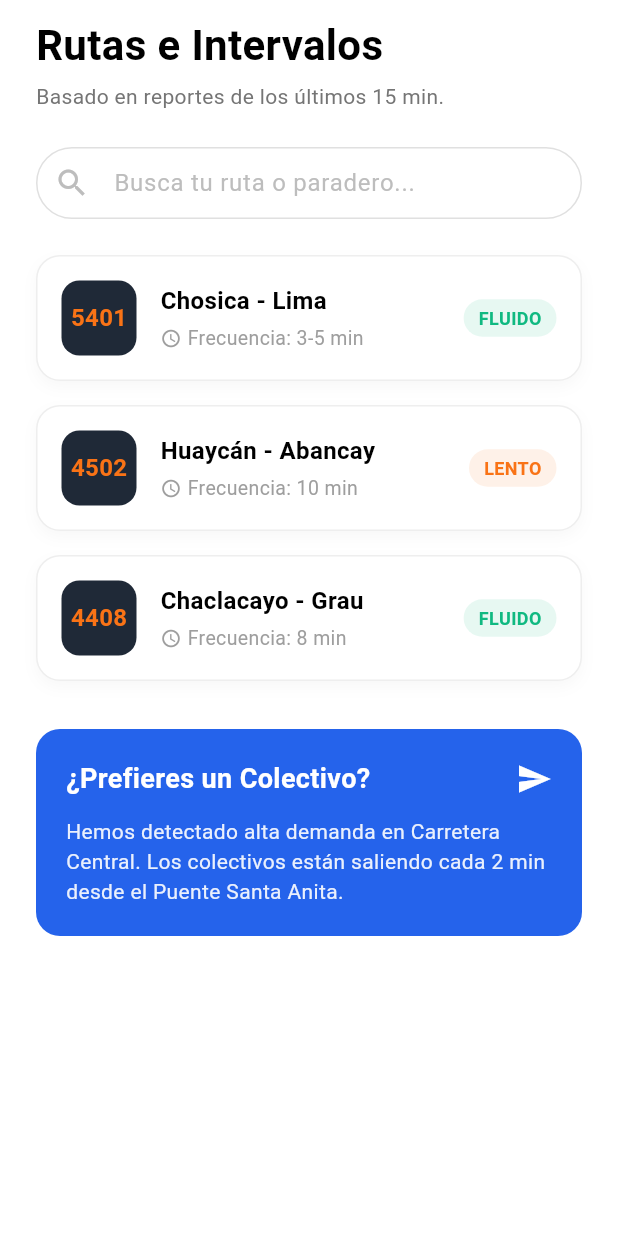
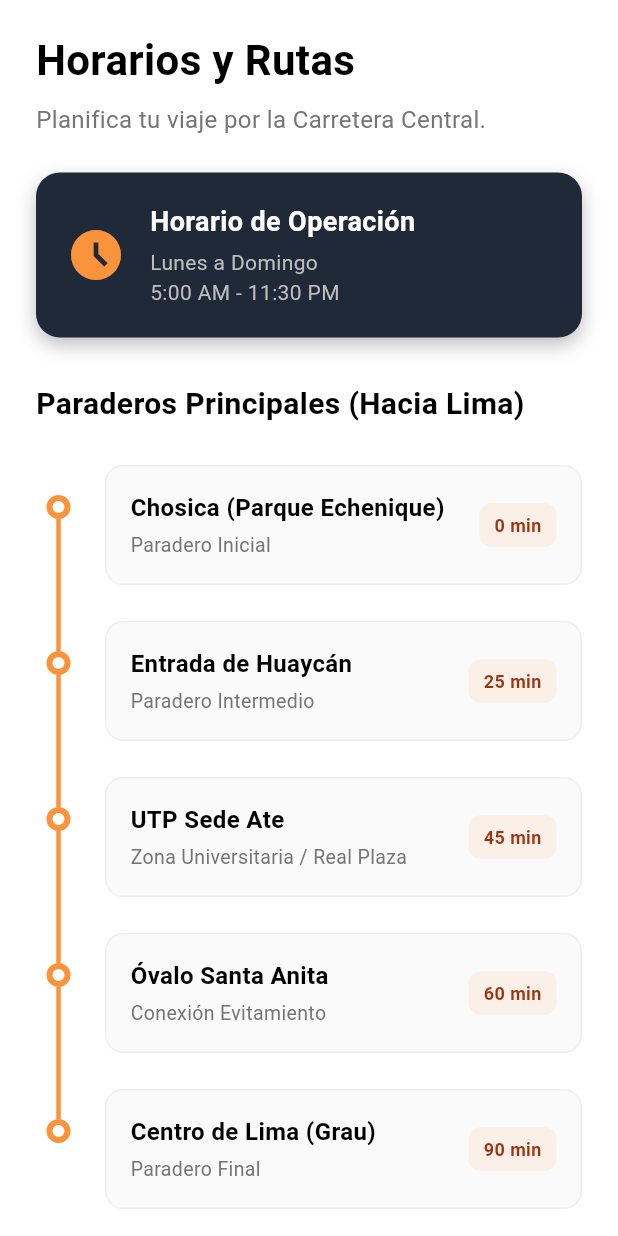
Before and after one commit to FBN-64/ruta_este, a Flutter app: the HorariosScreen screen opened directly, on a phone screen of 412 x 824 dp. Run offline on Flutter 3.47's test engine with Material 3 defaults, Android fonts, the phone set to English and light mode, and no system bars; our stand-ins replace cloud_firestore, firebase_auth, firebase_core, flutter_map, latlong2, location and 1 more; accounts and stored records are empty.

Commit message:
TERMINADO, FALTAN PRUEBAS
- Lo hicimos siii

```diff
--- a/lib/screens/comunidad_screen.dart
+++ b/lib/screens/comunidad_screen.dart
@@ -49,11 +49,17 @@ class _ComunidadScreenState extends State<ComunidadScreen> {
           // LISTA EN TIEMPO REAL DESDE FIREBASE
           Expanded(
             child: StreamBuilder<QuerySnapshot>(
+              // 👇 AQUÍ ESTÁ EL CAMBIO: Quitamos el .where()
               stream: FirebaseFirestore.instance.collection('usuarios')
-                  .where('rol', isEqualTo: 'pasajero')
-                  .orderBy('puntos', descending: true) // Ordena de mayor a menor
+                  .orderBy('puntos', descending: true) // Solo dejamos el ordenamiento
                   .snapshots(),
               builder: (context, snapshot) {
+
+                // Agregamos esto para ver si Firebase nos manda algún otro error
+                if (snapshot.hasError) {
+                  return Center(child: Text('Error de Firebase: ${snapshot.error}'));
+                }
+
                 if (snapshot.connectionState == ConnectionState.waiting) {
                   return const Center(child: CircularProgressIndicator(color: Color(0xFFFB923C)));
                 }
--- a/lib/screens/horarios_screen.dart
+++ b/lib/screens/horarios_screen.dart
@@ -7,99 +7,142 @@ class HorariosScreen extends StatelessWidget {
   Widget build(BuildContext context) {
     return Scaffold(
       backgroundColor: Colors.white,
-      body: SingleChildScrollView(
-        padding: const EdgeInsets.fromLTRB(24.0, 10.0, 24.0, 24.0),
+      body: CustomScrollView(
+        slivers: [
+          SliverPadding(
+            padding: const EdgeInsets.fromLTRB(24.0, 20.0, 24.0, 10.0),
+            sliver: SliverToBoxAdapter(
               child: Column(
                 crossAxisAlignment: CrossAxisAlignment.start,
                 children: [
-            const Text('Rutas e Intervalos', style: TextStyle(fontSize: 28, fontWeight: FontWeight.bold, color: Colors.black)),
-            const SizedBox(height: 4),
-            Text('Basado en reportes de los últimos 15 min.', style: TextStyle(fontSize: 14, color: Colors.grey[600])),
+                  const Text('Horarios y Rutas', style: TextStyle(fontSize: 28, fontWeight: FontWeight.bold, color: Colors.black)),
+                  const SizedBox(height: 8),
+                  Text('Planifica tu viaje por la Carretera Central.', style: TextStyle(fontSize: 16, color: Colors.grey[600])),
                   const SizedBox(height: 24),
 
-            TextField(
-              decoration: InputDecoration(
-                hintText: 'Busca tu ruta o paradero...',
-                hintStyle: TextStyle(color: Colors.grey[400]),
-                prefixIcon: Icon(Icons.search, color: Colors.grey[400]),
-                filled: true,
-                fillColor: Colors.white,
-                contentPadding: const EdgeInsets.symmetric(vertical: 0),
-                border: OutlineInputBorder(borderRadius: BorderRadius.circular(30), borderSide: BorderSide(color: Colors.grey.shade300)),
-                enabledBorder: OutlineInputBorder(borderRadius: BorderRadius.circular(30), borderSide: BorderSide(color: Colors.grey.shade300)),
-              ),
-            ),
-            const SizedBox(height: 24),
-
-            _buildRouteCard(routeNumber: '5401', routeName: 'Chosica - Lima', frequency: 'Frecuencia: 3-5 min', statusText: 'FLUIDO', statusColor: const Color(0xFF10B981)),
-            _buildRouteCard(routeNumber: '4502', routeName: 'Huaycán - Abancay', frequency: 'Frecuencia: 10 min', statusText: 'LENTO', statusColor: const Color(0xFFF97316)),
-            _buildRouteCard(routeNumber: '4408', routeName: 'Chaclacayo - Grau', frequency: 'Frecuencia: 8 min', statusText: 'FLUIDO', statusColor: const Color(0xFF10B981)),
-            const SizedBox(height: 16),
-
+                  // TARJETA DE HORARIO GENERAL
                   Container(
-              width: double.infinity,
                     padding: const EdgeInsets.all(20),
-              decoration: BoxDecoration(color: const Color(0xFF2563EB), borderRadius: BorderRadius.circular(16)),
-              child: Column(
-                crossAxisAlignment: CrossAxisAlignment.start,
-                children: [
-                  const Row(
-                    mainAxisAlignment: MainAxisAlignment.spaceBetween,
-                    children: [
-                      Text('¿Prefieres un Colectivo?', style: TextStyle(color: Colors.white, fontSize: 18, fontWeight: FontWeight.bold)),
-                      Icon(Icons.send, color: Colors.white),
-                    ],
-                  ),
-                  const SizedBox(height: 12),
-                  Text('Hemos detectado alta demanda en Carretera Central. Los colectivos están saliendo cada 2 min desde el Puente Santa Anita.', style: TextStyle(color: Colors.white.withValues(alpha: 0.9), fontSize: 14, height: 1.4)),
-                ],
-              ),
-            )
-          ],
-        ),
-      ),
-    );
-  }
-
-  Widget _buildRouteCard({required String routeNumber, required String routeName, required String frequency, required String statusText, required Color statusColor}) {
-    return Container(
-      margin: const EdgeInsets.only(bottom: 16),
-      padding: const EdgeInsets.all(16),
                     decoration: BoxDecoration(
-          color: Colors.white,
+                      color: const Color(0xFF1F2937), // Azul muy oscuro casi negro
                       borderRadius: BorderRadius.circular(16),
-          border: Border.all(color: Colors.grey.shade200),
-          boxShadow: [BoxShadow(color: Colors.black.withValues(alpha: 0.03), blurRadius: 8, offset: const Offset(0, 4))]
+                      boxShadow: const [BoxShadow(color: Colors.black26, blurRadius: 10, offset: Offset(0, 5))],
                     ),
                     child: Row(
                       children: [
-          Container(
-            width: 50, height: 50,
-            decoration: BoxDecoration(color: const Color(0xFF1F2937), borderRadius: BorderRadius.circular(12)),
-            child: Center(child: Text(routeNumber, style: const TextStyle(color: Color(0xFFF97316), fontWeight: FontWeight.bold, fontSize: 16))),
-          ),
+                        const Icon(Icons.access_time_filled, color: Color(0xFFFB923C), size: 40),
                         const SizedBox(width: 16),
                         Expanded(
                           child: Column(
                             crossAxisAlignment: CrossAxisAlignment.start,
                             children: [
-                Text(routeName, style: const TextStyle(fontSize: 16, fontWeight: FontWeight.bold, color: Colors.black)),
+                              const Text('Horario de Operación', style: TextStyle(color: Colors.white, fontSize: 18, fontWeight: FontWeight.bold)),
                               const SizedBox(height: 4),
-                Row(
-                  children: [
-                    Icon(Icons.access_time, size: 14, color: Colors.grey[500]),
-                    const SizedBox(width: 4),
-                    Text(frequency, style: TextStyle(fontSize: 13, color: Colors.grey[500])),
+                              Text('Lunes a Domingo\n5:00 AM - 11:30 PM', style: TextStyle(color: Colors.grey[400], fontSize: 14)),
                             ],
+                          ),
                         ),
                       ],
                     ),
                   ),
+                  const SizedBox(height: 30),
+                  const Text('Paraderos Principales (Hacia Lima)', style: TextStyle(fontSize: 20, fontWeight: FontWeight.bold, color: Colors.black)),
+                  const SizedBox(height: 16),
+                ],
+              ),
+            ),
+          ),
+
+          // LISTA DE PARADEROS (TIMELINE)
+          SliverPadding(
+            padding: const EdgeInsets.symmetric(horizontal: 24.0),
+            sliver: SliverList(
+              delegate: SliverChildListDelegate([
+                _buildParadero(tiempo: '0 min', titulo: 'Chosica (Parque Echenique)', subtitulo: 'Paradero Inicial', isFirst: true),
+                _buildParadero(tiempo: '25 min', titulo: 'Entrada de Huaycán', subtitulo: 'Paradero Intermedio'),
+                _buildParadero(tiempo: '45 min', titulo: 'UTP Sede Ate', subtitulo: 'Zona Universitaria / Real Plaza'),
+                _buildParadero(tiempo: '60 min', titulo: 'Óvalo Santa Anita', subtitulo: 'Conexión Evitamiento'),
+                _buildParadero(tiempo: '90 min', titulo: 'Centro de Lima (Grau)', subtitulo: 'Paradero Final', isLast: true),
+              ]),
+            ),
+          ),
+
+          const SliverPadding(padding: EdgeInsets.only(bottom: 40)),
+        ],
+      ),
+    );
+  }
+
+  // WIDGET PERSONALIZADO PARA CREAR LA "LÍNEA DE TIEMPO"
+  Widget _buildParadero({required String tiempo, required String titulo, required String subtitulo, bool isFirst = false, bool isLast = false}) {
+    return IntrinsicHeight(
+      child: Row(
+        children: [
+          // 1. DIBUJO DE LA LÍNEA Y EL CÍRCULO
+          SizedBox(
+            width: 30,
+            child: Column(
+              children: [
                 Container(
-            padding: const EdgeInsets.symmetric(horizontal: 10, vertical: 4),
-            decoration: BoxDecoration(color: statusColor.withValues(alpha: 0.1), borderRadius: BorderRadius.circular(20)),
-            child: Text(statusText, style: TextStyle(color: statusColor, fontSize: 12, fontWeight: FontWeight.bold)),
-          )
+                  width: 3, height: 20,
+                  color: isFirst ? Colors.transparent : const Color(0xFFFB923C),
+                ),
+                Container(
+                  width: 16, height: 16,
+                  decoration: BoxDecoration(
+                    color: Colors.white,
+                    shape: BoxShape.circle,
+                    border: Border.all(color: const Color(0xFFFB923C), width: 4),
+                  ),
+                ),
+                Expanded(
+                  child: Container(
+                    width: 3,
+                    color: isLast ? Colors.transparent : const Color(0xFFFB923C),
+                  ),
+                ),
+              ],
+            ),
+          ),
+          const SizedBox(width: 16),
+
+          // 2. CAJA DE TEXTO DEL PARADERO
+          Expanded(
+            child: Padding(
+              padding: const EdgeInsets.only(bottom: 24.0),
+              child: Container(
+                padding: const EdgeInsets.all(16),
+                decoration: BoxDecoration(
+                  color: Colors.grey[50],
+                  borderRadius: BorderRadius.circular(12),
+                  border: Border.all(color: Colors.grey[200]!),
+                ),
+                child: Row(
+                  mainAxisAlignment: MainAxisAlignment.spaceBetween,
+                  children: [
+                    Expanded(
+                      child: Column(
+                        crossAxisAlignment: CrossAxisAlignment.start,
+                        children: [
+                          Text(titulo, style: const TextStyle(fontWeight: FontWeight.bold, fontSize: 16, color: Colors.black)),
+                          const SizedBox(height: 4),
+                          Text(subtitulo, style: TextStyle(color: Colors.grey[600], fontSize: 13)),
+                        ],
+                      ),
+                    ),
+                    Container(
+                      padding: const EdgeInsets.symmetric(horizontal: 10, vertical: 6),
+                      decoration: BoxDecoration(
+                          color: const Color(0xFFFB923C).withValues(alpha: 0.1),
+                          borderRadius: BorderRadius.circular(8)
+                      ),
+                      child: Text(tiempo, style: const TextStyle(color: Color(0xFF9A3412), fontWeight: FontWeight.bold, fontSize: 12)),
+                    ),
+                  ],
+                ),
+              ),
+            ),
+          ),
         ],
       ),
     );
```
Lines whose indentation alone changed are shown as unchanged.
